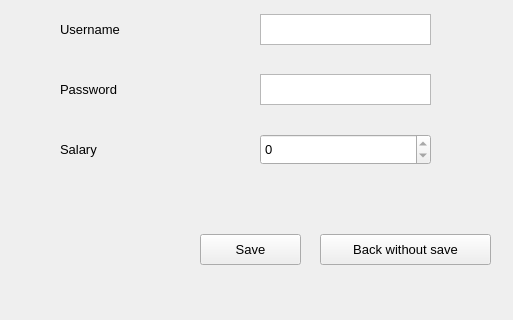
Before: the Qt Designer form pharmacist_profile_window/pharmacist_profile_window.ui in osamamuhammad3623/pharmacy_management_system, drawn with Qt 5; both pictures show x 0 to 513 and y 176 to 496 of the 513 by 496 pixel window.
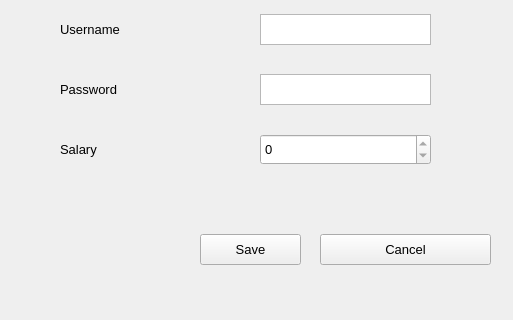
After: the same form once the commit is applied.

Diff of the .ui file:
```diff
--- a/pharmacist_profile_window/pharmacist_profile_window.ui
+++ b/pharmacist_profile_window/pharmacist_profile_window.ui
@@ -232,7 +232,7 @@
     </font>
    </property>
    <property name="text">
-    <string>Back without save</string>
+    <string>Cancel</string>
    </property>
   </widget>
  </widget>
```
Left out of the diff: 2 changed lines with no effect on the pictures.
